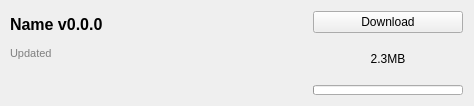
Above: src/ui/curseforge/curseforgefileitemwidget.ui from kaniol-lck/modmanager before the change. Below: the same form after it.
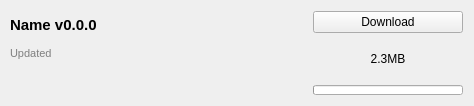
That is the form after the change. Icons and pictures are not drawn.

Diff of the .ui file:
```diff
--- a/src/ui/curseforge/curseforgefileitemwidget.ui
+++ b/src/ui/curseforge/curseforgefileitemwidget.ui
@@ -35,7 +35,7 @@
        </property>
        <property name="font">
         <font>
-         <pointsize>12</pointsize>
+         <pointsize>11</pointsize>
          <weight>75</weight>
          <bold>true</bold>
         </font>
```
